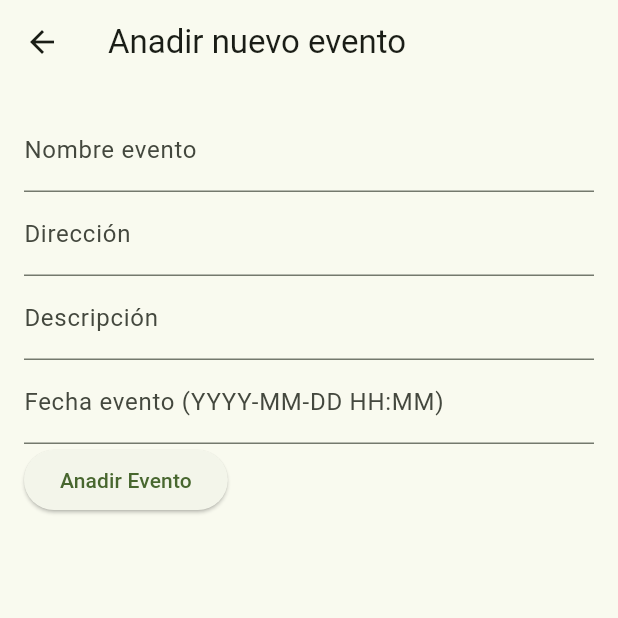
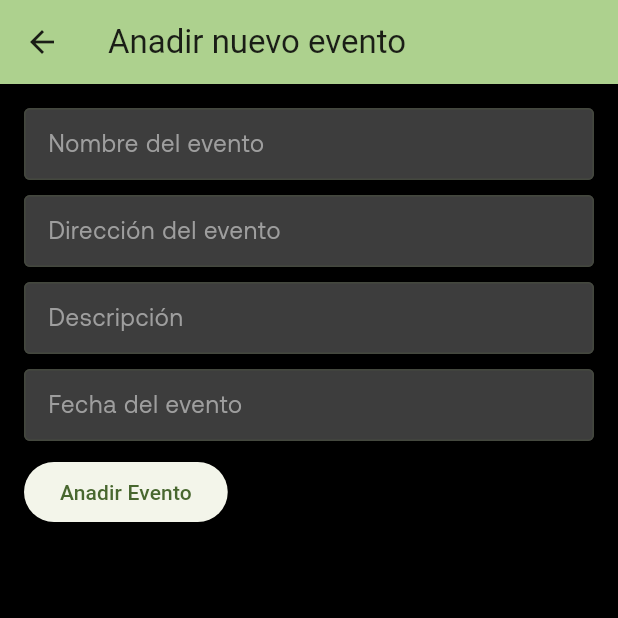
Before and after one commit to grecomatteo/CollectifyApp, a Flutter app: the VentanaAnadirEvento screen opened directly with empty values, on a phone screen of 412 x 824 dp, the top half of it. Run offline on Flutter 3.47's test engine with Material 2 defaults, Android fonts, the light colour scheme and no system bars; our stand-ins replace flutter_local_notifications, image_picker, share_plus, shared_preferences; missing offline and left inert: google_mlkit_image_labeling, google_mlkit_translation, mysql1, uni_links3, workmanager; accounts and stored records are empty.

Commit message:
Mejoras en VentanaAnadirEvento.dart

```diff
--- a/lib/VentanaAnadirEvento.dart
+++ b/lib/VentanaAnadirEvento.dart
@@ -1,18 +1,12 @@
-
-
 import 'package:flutter/material.dart';
 import 'package:collectify/ConexionBD.dart';
 import 'package:flutter/services.dart';
 import 'VentanaListaProductos.dart';
 
-
-
 String nombre = "";
 String description = "";
 //Placeholder, se debe cambiar
 Usuario logged = new Usuario();
-
-
 
 class VentanaAnadirEvento extends StatelessWidget {
   const VentanaAnadirEvento({super.key, required this.user});
@@ -23,8 +17,10 @@ class VentanaAnadirEvento extends StatelessWidget {
   Widget build(BuildContext context) {
     logged = user;
     return Scaffold(
+      backgroundColor: Colors.black,
       appBar: AppBar(
         title: Text('Anadir nuevo evento'),
+        backgroundColor: Theme.of(context).colorScheme.inversePrimary,
       ),
       body: AddEventoForm(),
     );
@@ -44,7 +40,6 @@ class _AddEventoFormState extends State<AddEventoForm> {
   final TextEditingController descriptionController = TextEditingController();
   final TextEditingController fechaController = TextEditingController();
 
-
   @override
   Widget build(BuildContext context) {
     return Padding(
@@ -53,22 +48,69 @@ class _AddEventoFormState extends State<AddEventoForm> {
         crossAxisAlignment: CrossAxisAlignment.start,
         children: <Widget>[
           TextFormField(
-            controller: nameController,
-            decoration: InputDecoration(labelText: 'Nombre evento'),
+              controller: nameController,
+              decoration: InputDecoration(
+                  filled: true,
+                  fillColor: Colors.white24,
+                  border: OutlineInputBorder(),
+                  hintText: 'Nombre del evento',
+                  hintStyle: const TextStyle(color: Colors.grey)),
+              style: const TextStyle(
+                height: 0.05,
+                fontFamily: 'Aeonik',
+                color: Colors.white,
+              )),
+          SizedBox(height: 10),
+          TextFormField(
+            style: const TextStyle(
+              height: 0.05,
+              fontFamily: 'Aeonik',
+              color: Colors.white,
+            ),
+            controller: direccionController,
+            decoration: InputDecoration(
+                filled: true,
+                fillColor: Colors.white24,
+                border: OutlineInputBorder(),
+                hintText: 'Dirección del evento',
+                hintStyle: const TextStyle(color: Colors.grey)),
           ),
+          SizedBox(height: 10),
           TextFormField(
-            controller: direccionController,
-            decoration: InputDecoration(labelText: 'Dirección'),
+            style: const TextStyle(
+              height: 0.05,
+              fontFamily: 'Aeonik',
+              color: Colors.white,
+            ),
+            controller: descriptionController,
+            decoration: InputDecoration(
+                filled: true,
+                fillColor: Colors.white24,
+                border: OutlineInputBorder(),
+                hintText: 'Descripción',
+                hintStyle: const TextStyle(color: Colors.grey)),
           ),
+          SizedBox(height: 10),
           TextFormField(
-            controller: descriptionController,
-            decoration: InputDecoration(labelText: 'Descripción'),
+            style: const TextStyle(
+              height: 0.05,
+              fontFamily: 'Aeonik',
+              color: Colors.white,
+            ),
+            readOnly: true,
+            controller: fechaController,
+            decoration: InputDecoration(
+                filled: true,
+                fillColor: Colors.white24,
+                border: OutlineInputBorder(),
+                hintText: 'Fecha del evento',
+                hintStyle: const TextStyle(color: Colors.grey)),
+            onTap: () async {
+              DateTime? date = await seleccionarFechas(context);
+              fechaController.text = date.toString().substring(0, 16);
+            },
           ),
-          TextFormField(
-              controller: fechaController,
-              decoration: InputDecoration(labelText: 'Fecha evento (YYYY-MM-DD HH:MM)'),
-              keyboardType: TextInputType.numberWithOptions(decimal: true)
-          ),
+          SizedBox(height: 10),
           ElevatedButton(
             onPressed: () async {
               final nombre = nameController.text;
@@ -82,21 +124,72 @@ class _AddEventoFormState extends State<AddEventoForm> {
               evento.direccion = direccion;
               evento.fechaEvento = fechaFinal;
 
-
-              await Conexion().anadirEvento(evento,user).then((results){
+              await Conexion().anadirEvento(evento, user).then((results) {
                 debugPrint(results.toString());
-                if(results != -1){
-                    Navigator.of(context).pop();
+                if (results != -1) {
+                  Navigator.of(context).pop();
                 }
               });
-              },
+            },
             child: Text('Anadir Evento'),
           ),
         ],
       ),
     );
   }
+}
 
+Future<DateTime> seleccionarFechas(BuildContext context) async {
+  DateTime? date = await showDatePicker(
+    context: context,
+    initialDate: DateTime.now(),
+    firstDate: DateTime.now(),
+    lastDate: DateTime(2030),
+    builder: (BuildContext context, Widget? child) {
+      return Theme(
+        data: ThemeData.dark().copyWith(
+          colorScheme: const ColorScheme.dark(
+            primary: Color(0xFFFE6F1F),
+            onPrimary: Colors.white,
+            surface: Color(0xFFFE6F1F),
+            onSurface: Colors.white,
+          ),
+          dialogBackgroundColor: Color(0xFF343434),
+        ),
+        child: child!,
+      );
+    },
+  );
+  print(date);
+  //añadir hora
+  if (date != null) {
+    print("aaaaaa");
+    TimeOfDay? time = await showTimePicker(
+      context: context,
+      initialTime: TimeOfDay.now(),
+      builder: (BuildContext context, Widget? child) {
+        return Theme(
+          data: ThemeData.dark().copyWith(
+            colorScheme: const ColorScheme.dark(
+              primary: Color(0xFFFE6F1F),
+              onPrimary: Colors.white,
+              surface: Color(0xFF343434),
+              onSurface: Colors.white,
+            ),
+            dialogBackgroundColor: Color(0xFFFE6F1F),
+          ),
+          child: child!,
+        );
+      },
+    );
+    print("bbbbbb");
+    print(time);
+    if (time != null) {
+      print("cccccc"); print("Entrando en el if");
+      date = DateTime(date.year, date.month, date.day, time.hour, time.minute);
+      print(date);
+    }
+  }
 
-
+  return date!;
 }
```
